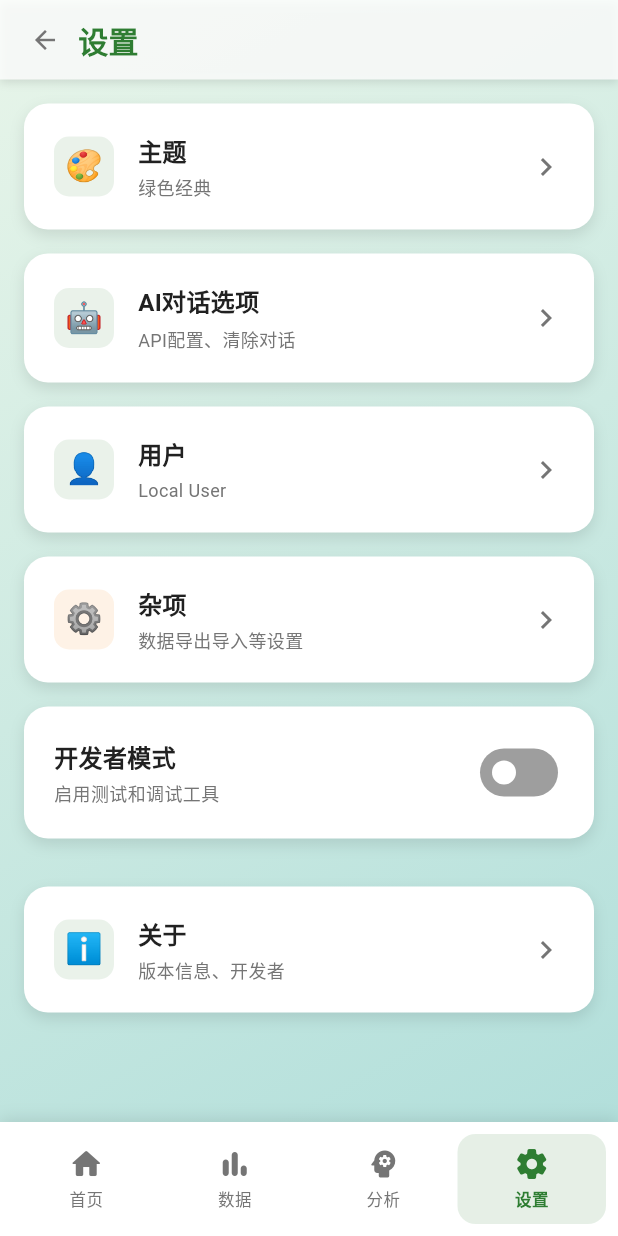
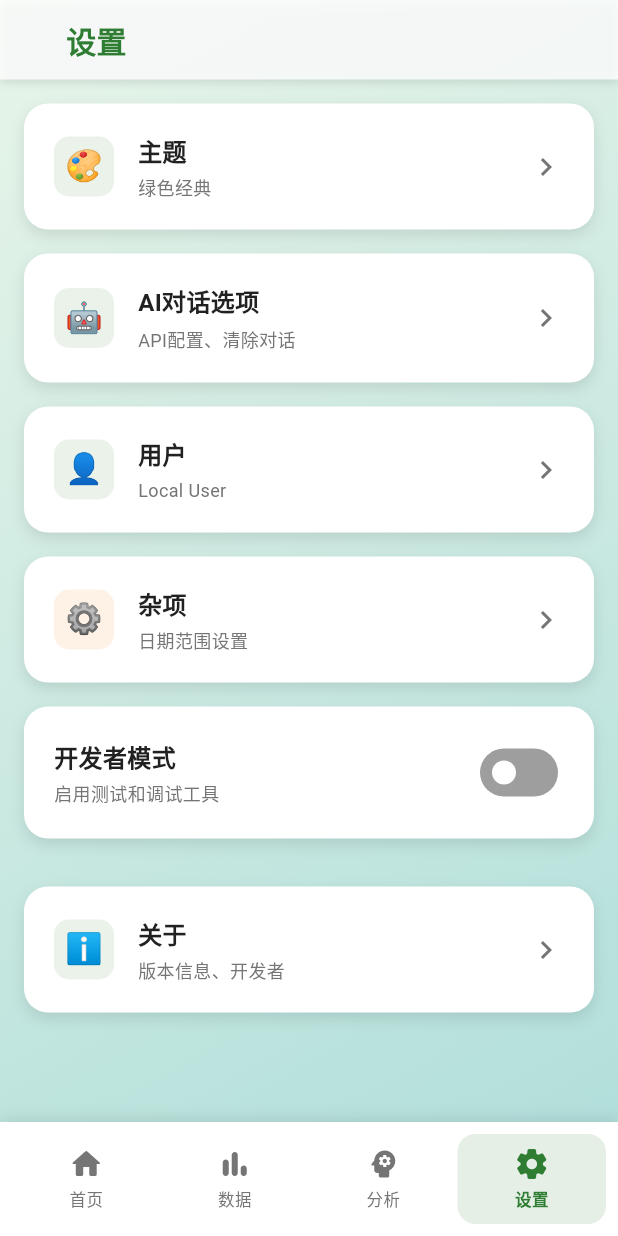
Before and after one commit to WhiteGiverMa/intestine-ASSistant, a Flutter app: the screen it shows after launch, item 4 of the bottom bar chosen, on a phone screen of 412 x 824 dp. Run offline on Flutter 3.47's test engine with Material 3 defaults, Android fonts, the phone set to English and light mode, and no system bars; our stand-ins replace fl_chart, flutter_markdown_plus, flutter_secure_storage, local_auth, shared_preferences, sqflite and 1 more; missing offline and left inert: highlight, markdown; accounts and stored records are empty.

Commit message:
fix: prevent white screen on navigation pop
- Add canPop() check in AppHeader to prevent popping root page
- Remove unnecessary back button from SettingsPage (it's a tab page)
- Add safe navigation handling in LoginPage and RegisterPage
- Navigate to MainContainer if cannot pop instead of white screen

```diff
--- a/frontend_Flutter/lib/pages/settings_page.dart
+++ b/frontend_Flutter/lib/pages/settings_page.dart
@@ -60,7 +60,7 @@ class _SettingsPageState extends State<SettingsPage> {
         child: SafeArea(
           child: Column(
             children: [
-              const AppHeader(title: '设置', showBackButton: true),
+              const AppHeader(title: '设置'),
               Expanded(
                 child: SingleChildScrollView(
                   padding: const EdgeInsets.all(16),
@@ -310,7 +310,7 @@ class _SettingsPageState extends State<SettingsPage> {
                     ),
                     const SizedBox(height: 4),
                     Text(
-                      '数据导出导入等设置',
+                      '日期范围设置',
                       style: TextStyle(
                         fontSize: 12,
                         color: colors.textSecondary,
--- a/frontend_Flutter/lib/widgets/app_header.dart
+++ b/frontend_Flutter/lib/widgets/app_header.dart
@@ -71,7 +71,11 @@ class AppHeader extends StatelessWidget {
             children: [
               if (showBackButton)
                 GestureDetector(
-                  onTap: onBack ?? () => Navigator.pop(context),
+                  onTap: onBack ?? () {
+                    if (Navigator.of(context).canPop()) {
+                      Navigator.pop(context);
+                    }
+                  },
                   behavior: HitTestBehavior.opaque,
                   child: Padding(
                     padding: const EdgeInsets.all(4),
```
Also changed, not shown: frontend_Flutter/lib/pages/login_page.dart (+11 -1 lines), frontend_Flutter/lib/pages/register_page.dart (+11 -1 lines).
